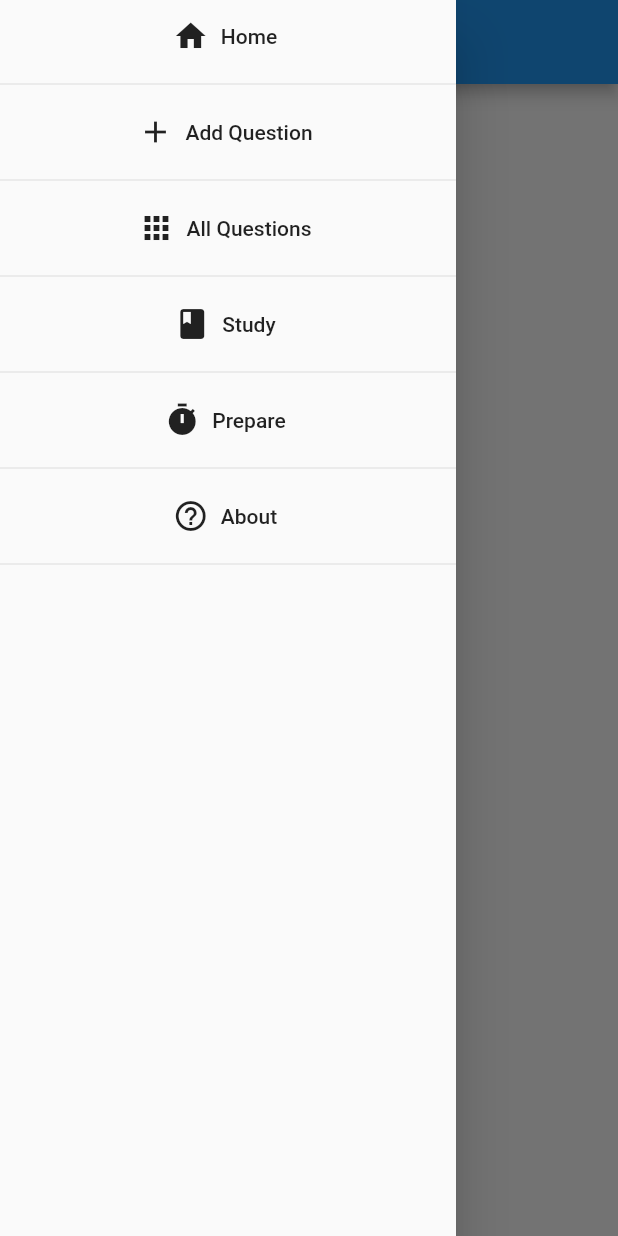
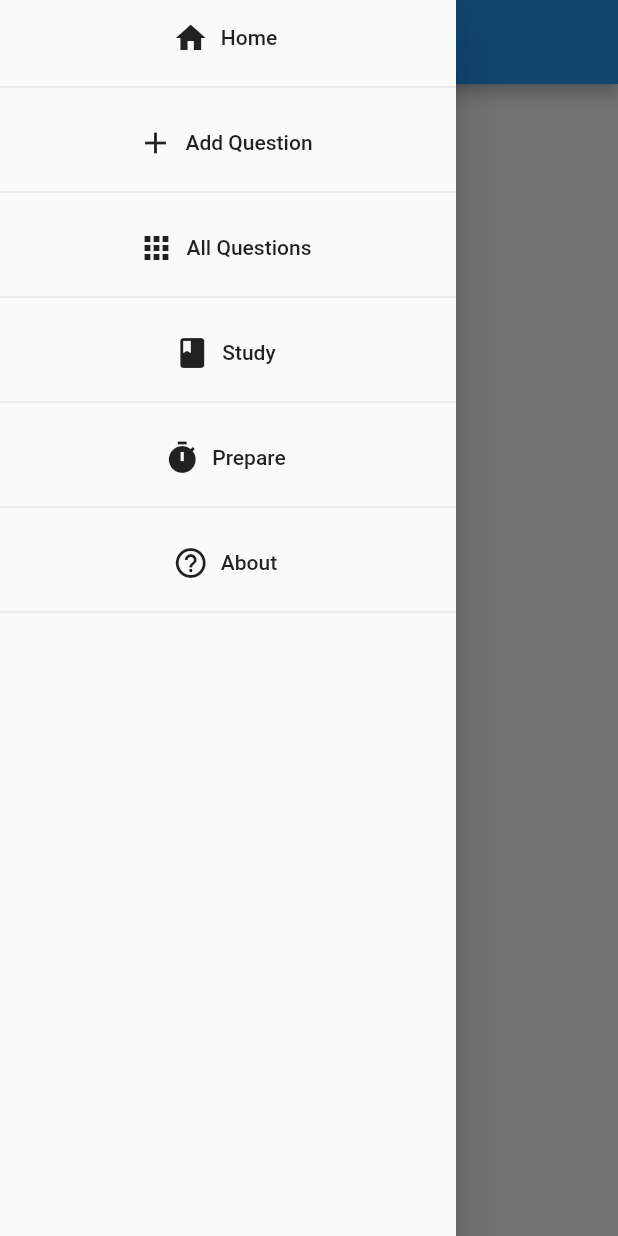
Before and after one commit to WarkahScott/bayda_bible_bowl, a Flutter app: the screen it shows after launch, with the side drawer open, on a phone screen of 412 x 824 dp. Run offline on Flutter 3.47's test engine with Material 2 defaults, Android fonts, the phone set to English and light mode, and no system bars; our stand-ins replace flutter_slidable, moor, moor_flutter; generated files the repository leaves out were written again.

```diff
--- a/lib/utils/menu.dart
+++ b/lib/utils/menu.dart
@@ -25,17 +25,25 @@ class MenuItem extends StatelessWidget {
 
   @override
   Widget build(BuildContext context) {
-    // TODO: implement build
-    return Column(
+
+    return Container(
+      height: 70.0,
+      child: Column(
         crossAxisAlignment: CrossAxisAlignment.center,
         children: <Widget>[
-        FlatButton.icon(
+          Container(
+            height: 50.0,
+            child: SizedBox.expand(
+              child: FlatButton.icon(
                 icon: Icon(_icon),
                 label: Text(_title),
                 onPressed: () => Navigator.of(context).pushReplacementNamed(_route),
               ),
+            ),
+          ),
           Divider(),
         ],
+      ),
     );
   }
 }
--- a/pubspec.yaml
+++ b/pubspec.yaml
@@ -11,7 +11,7 @@ description: A BAYDA Bible Bowl study companion.
 # In iOS, build-name is used as CFBundleShortVersionString while build-number used as CFBundleVersion.
 # Read more about iOS versioning at
 # https://developer.apple.com/library/archive/documentation/General/Reference/InfoPlistKeyReference/Articles/CoreFoundationKeys.html
-version: 0.0.8+7
+version: 0.0.9+8
 
 environment:
   sdk: ">=2.2.0 <3.0.0"
@@ -22,6 +22,7 @@ dependencies:
   moor_flutter: ^1.6.0
   provider: ^3.0.0+1
   flutter_slidable: ^0.5.3
+  http: ^0.12.0+2
 
   # The following adds the Cupertino Icons font to your application.
   # Use with the CupertinoIcons class for iOS style icons.
```
Also changed, not shown: lib/screens/all_questions_screen.dart (+44 -3 lines), lib/utils/bible_text.dart (added, +17 -0 lines), pubspec.lock, 3 other files. Lines whose indentation alone changed are shown as unchanged.
